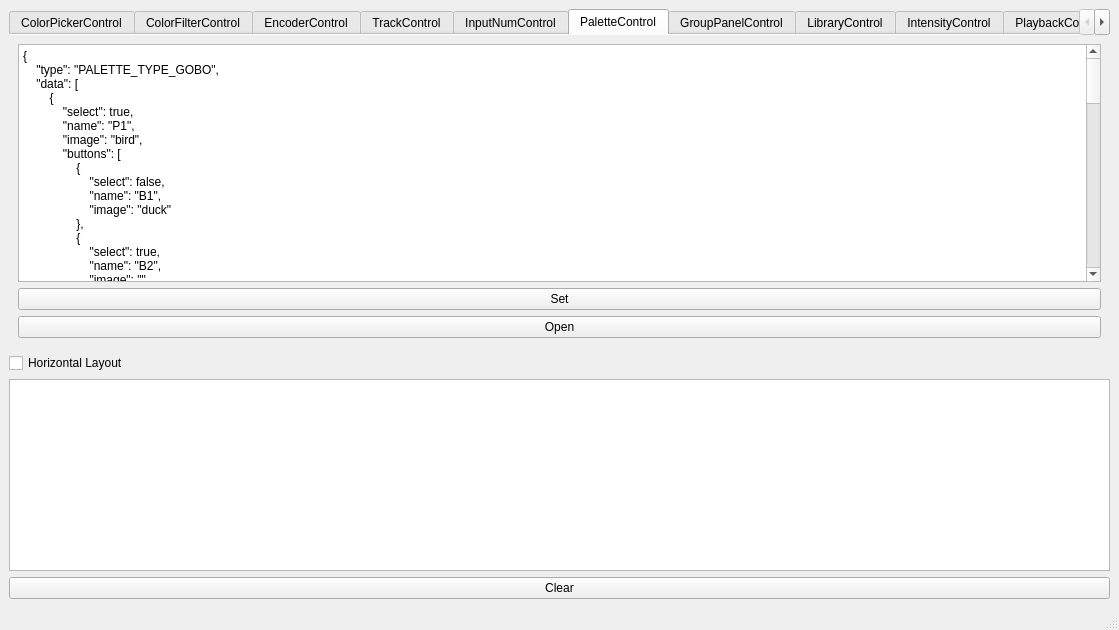
The window that form/mainwindow.ui (thanhtoan36/QtProject) describes before a commit, drawn with Qt 5.
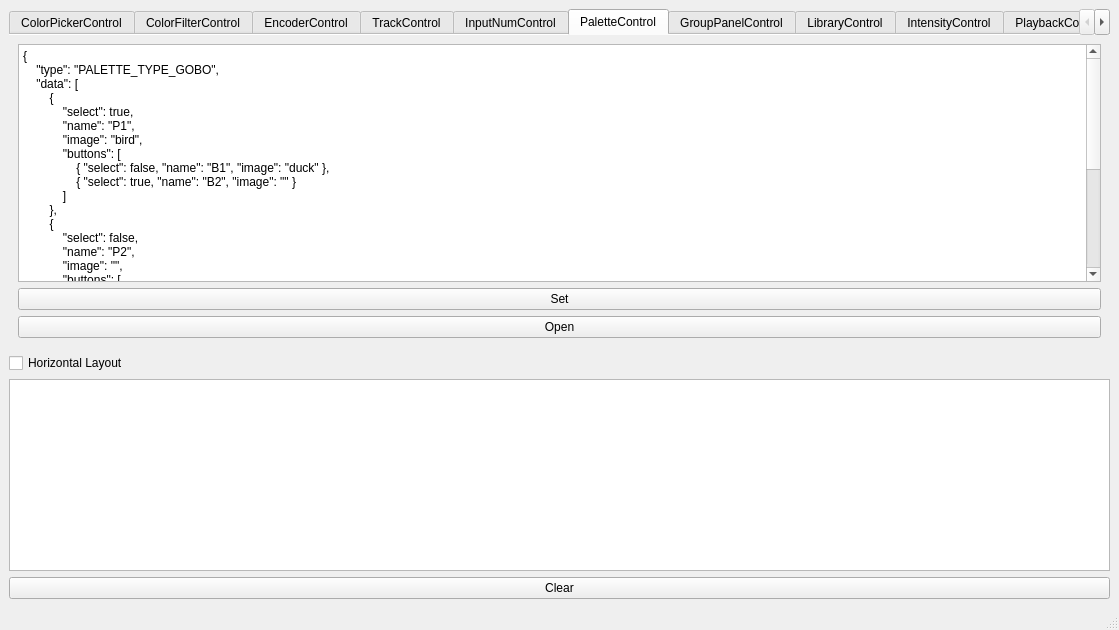
The same window after the commit.

The edit to the form file:
```diff
--- a/form/mainwindow.ui
+++ b/form/mainwindow.ui
@@ -277,16 +277,8 @@
             &quot;name&quot;: &quot;P1&quot;,
             &quot;image&quot;: &quot;bird&quot;,
             &quot;buttons&quot;: [
-                {
-                    &quot;select&quot;: false,
-                    &quot;name&quot;: &quot;B1&quot;,
-                    &quot;image&quot;: &quot;duck&quot;
-                },
-                {
-                    &quot;select&quot;: true,
-                    &quot;name&quot;: &quot;B2&quot;,
-                    &quot;image&quot;: &quot;&quot;
-                }
+                { &quot;select&quot;: false, &quot;name&quot;: &quot;B1&quot;, &quot;image&quot;: &quot;duck&quot; },
+                { &quot;select&quot;: true, &quot;name&quot;: &quot;B2&quot;, &quot;image&quot;: &quot;&quot; }
             ]
         },
         {
@@ -294,51 +286,15 @@
             &quot;name&quot;: &quot;P2&quot;,
             &quot;image&quot;: &quot;&quot;,
             &quot;buttons&quot;: [
-                {
-                    &quot;select&quot;: false,
-                    &quot;name&quot;: &quot;B3&quot;,
-                    &quot;image&quot;: &quot;cat&quot;
-                },
-                {
-                    &quot;select&quot;: false,
-                    &quot;name&quot;: &quot;B4&quot;,
-                    &quot;image&quot;: &quot;bird&quot;
-                },
-                {
-                    &quot;select&quot;: true,
-                    &quot;name&quot;: &quot;B5&quot;,
-                    &quot;image&quot;: &quot;&quot;
-                },
-                {
-                    &quot;select&quot;: false,
-                    &quot;name&quot;: &quot;B6&quot;,
-                    &quot;image&quot;: &quot;&quot;
-                },
-                {
-                    &quot;select&quot;: false,
-                    &quot;name&quot;: &quot;B7&quot;,
-                    &quot;image&quot;: &quot;&quot;
-                },
-                {
-                    &quot;select&quot;: false,
-                    &quot;name&quot;: &quot;B8&quot;,
-                    &quot;image&quot;: &quot;&quot;
-                },
-                {
-                    &quot;select&quot;: false,
-                    &quot;name&quot;: &quot;B9&quot;,
-                    &quot;image&quot;: &quot;&quot;
-                },
-                {
-                    &quot;select&quot;: false,
-                    &quot;name&quot;: &quot;B10&quot;,
-                    &quot;image&quot;: &quot;&quot;
-                },
-                {
-                    &quot;select&quot;: false,
-                    &quot;name&quot;: &quot;B11&quot;,
-                    &quot;image&quot;: &quot;&quot;
-                }
+                { &quot;select&quot;: false, &quot;name&quot;: &quot;B3&quot;, &quot;image&quot;: &quot;cat&quot; },
+                { &quot;select&quot;: false, &quot;name&quot;: &quot;B4&quot;, &quot;image&quot;: &quot;bird&quot; },
+                { &quot;select&quot;: true, &quot;name&quot;: &quot;B5&quot;, &quot;image&quot;: &quot;&quot; },
+                { &quot;select&quot;: false, &quot;name&quot;: &quot;B6&quot;, &quot;image&quot;: &quot;&quot; },
+                { &quot;select&quot;: false, &quot;name&quot;: &quot;B7&quot;, &quot;image&quot;: &quot;&quot; },
+                { &quot;select&quot;: false, &quot;name&quot;: &quot;B8&quot;, &quot;image&quot;: &quot;&quot; },
+                { &quot;select&quot;: false, &quot;name&quot;: &quot;B9&quot;, &quot;image&quot;: &quot;&quot; },
+                { &quot;select&quot;: false, &quot;name&quot;: &quot;B10&quot;, &quot;image&quot;: &quot;&quot; },
+                { &quot;select&quot;: false, &quot;name&quot;: &quot;B11&quot;, &quot;image&quot;: &quot;&quot; }
             ]
         }
     ]
```
